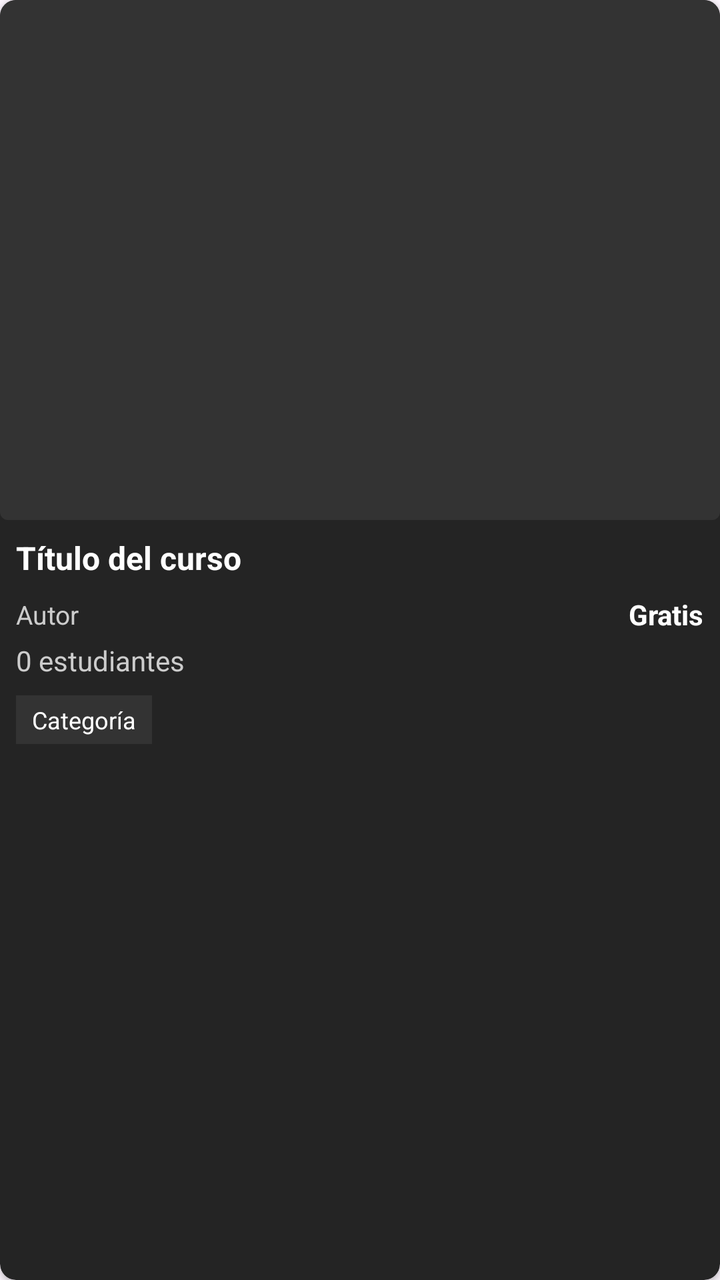
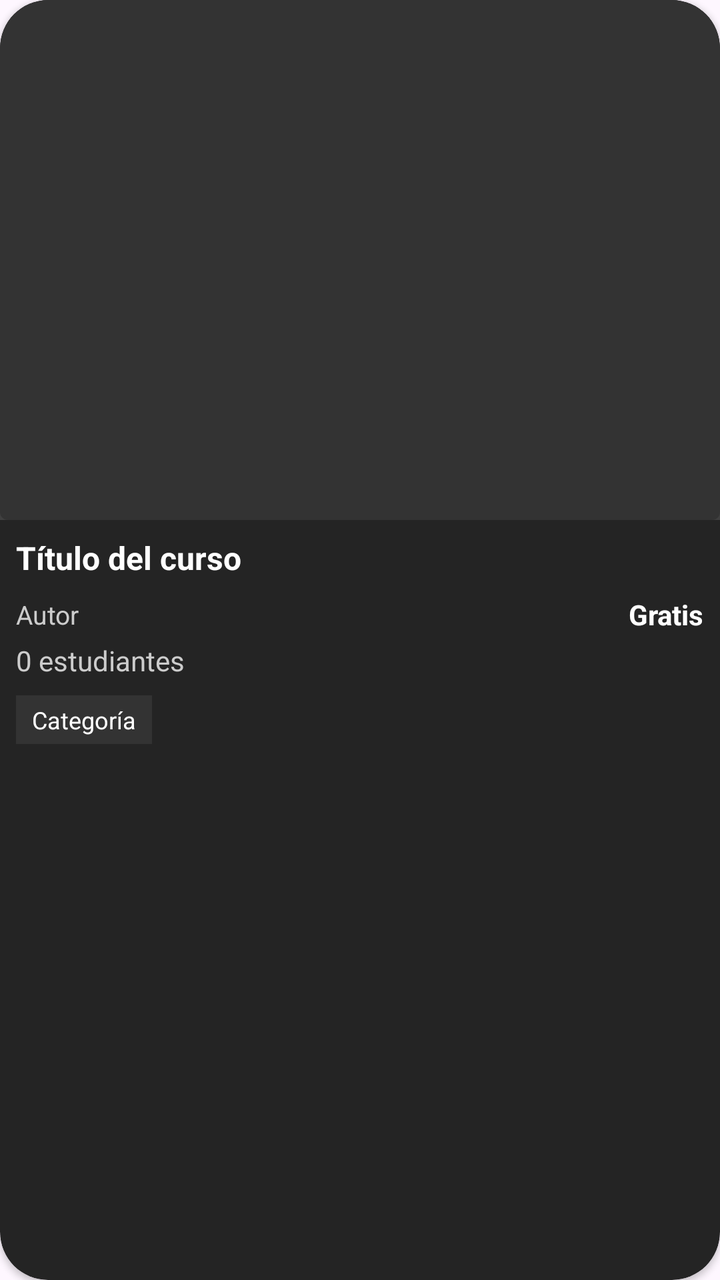

An Android layout rendered at two revisions. The XML below is the earlier revision; the diff shows what the commit changed to produce the second picture.
<!-- AndroidManifest.xml: application theme Theme.CourseV -->
<!-- res/layout/item_created_course.xml -->
<?xml version="1.0" encoding="utf-8"?>
<androidx.cardview.widget.CardView xmlns:android="http://schemas.android.com/apk/res/android"
    xmlns:app="http://schemas.android.com/apk/res-auto"
    android:layout_width="match_parent"
    android:layout_height="wrap_content"
    android:layout_marginBottom="16dp"
    app:cardBackgroundColor="#242424"
    app:cardCornerRadius="8dp">

    <LinearLayout
        android:layout_width="match_parent"
        android:layout_height="wrap_content"
        android:orientation="vertical">        
        <FrameLayout
            android:layout_width="match_parent"
            android:layout_height="260dp">

            
            <ImageView
                android:id="@+id/courseVideoThumbnail"
                android:layout_width="match_parent"
                android:layout_height="match_parent"
                android:scaleType="centerCrop"
                android:src="@drawable/placeholder_image"
                android:contentDescription="Miniatura del curso" />

            
            <VideoView
                android:id="@+id/courseVideoView"
                android:layout_width="match_parent"
                android:layout_height="match_parent"
                android:visibility="gone" />

            
            <LinearLayout
                android:id="@+id/courseMenuContainer"
                android:layout_width="wrap_content"
                android:layout_height="wrap_content"
                android:layout_gravity="top|end"
                android:layout_margin="6dp"
                android:orientation="horizontal"
                android:background="@drawable/menu_button_container_background"
                android:paddingStart="8dp"
                android:paddingTop="4dp"
                android:paddingEnd="8dp"
                android:paddingBottom="4dp"
                android:elevation="12dp"
                android:visibility="gone">

                <TextView
                    android:id="@+id/menuLabelText"
                    android:layout_width="wrap_content"
                    android:layout_height="wrap_content"
                    android:text="Opciones"
                    android:textColor="#FFFFFF"
                    android:textSize="12sp"
                    android:layout_gravity="center_vertical"
                    android:layout_marginEnd="4dp"
                    android:fontFamily="sans-serif-medium" />

                <ImageView
                    android:id="@+id/courseMenuButton"
                    android:layout_width="32dp"
                    android:layout_height="32dp"
                    android:background="@drawable/menu_button_background_ripple"
                    android:src="@drawable/ic_more_vert"
                    android:contentDescription="Opciones del curso"
                    android:padding="6dp"
                    android:scaleType="centerInside"
                    android:clickable="true"
                    android:focusable="true"
                    app:tint="#FFFFFF" />

            </LinearLayout>

            
            <View
                android:id="@+id/menuIndicator"
                android:layout_width="8dp"
                android:layout_height="8dp"
                android:layout_gravity="top|end"
                android:layout_marginTop="2dp"
                android:layout_marginEnd="2dp"
                android:background="@drawable/menu_indicator_glow"
                android:elevation="15dp"
                android:visibility="gone" />

        </FrameLayout>        
        <TextView
            android:id="@+id/courseTitleTextView"
            android:layout_width="match_parent"
            android:layout_height="wrap_content"
            android:layout_margin="8dp"
            android:text="Título del curso"
            android:textColor="#FFFFFF"
            android:textSize="16sp"
            android:textStyle="bold"
            android:maxLines="2"
            android:ellipsize="end" />

        
        <LinearLayout
            android:layout_width="match_parent"
            android:layout_height="wrap_content"
            android:orientation="horizontal"
            android:layout_marginStart="8dp"
            android:layout_marginEnd="8dp"
            android:layout_marginBottom="4dp"
            android:gravity="center_vertical">

            <TextView
                android:id="@+id/courseAuthorTextView"
                android:layout_width="0dp"
                android:layout_height="wrap_content"
                android:layout_weight="1"
                android:text="Autor"
                android:textColor="#CCCCCC"
                android:textSize="13sp" />

            <TextView
                android:id="@+id/coursePriceTextView"
                android:layout_width="wrap_content"
                android:layout_height="wrap_content"
                android:text="Gratis"
                android:textColor="#FFFFFF"
                android:textSize="14sp"
                android:textStyle="bold" />

        </LinearLayout>

        
        <TextView
            android:id="@+id/courseStudentsTextView"
            android:layout_width="wrap_content"
            android:layout_height="wrap_content"
            android:layout_marginStart="8dp"
            android:layout_marginBottom="8dp"
            android:text="0 estudiantes"
            android:textColor="#CCCCCC"
            android:textSize="14sp" />

        
        <LinearLayout
            android:layout_width="match_parent"
            android:layout_height="wrap_content"
            android:orientation="horizontal"
            android:layout_marginStart="8dp"
            android:layout_marginEnd="8dp"
            android:layout_marginBottom="8dp"
            android:gravity="center_vertical">

            
            <TextView
                android:id="@+id/courseCategoryTextView"
                android:layout_width="wrap_content"
                android:layout_height="wrap_content"
                android:background="#333333"
                android:paddingStart="8dp"
                android:paddingTop="4dp"
                android:paddingEnd="8dp"
                android:paddingBottom="4dp"
                android:text="Categoría"
                android:textColor="#FFFFFF"
                android:textSize="12sp" />

            
            <View
                android:layout_width="0dp"
                android:layout_height="1dp"
                android:layout_weight="1" />

            
            <ImageView
                android:id="@+id/courseOptionsMenuButton"
                android:layout_width="32dp"
                android:layout_height="32dp"
                android:src="@drawable/ic_more_vert"
                android:background="?android:attr/selectableItemBackgroundBorderless"
                android:contentDescription="Opciones del curso"
                android:padding="6dp"
                android:scaleType="centerInside"
                android:clickable="true"
                android:focusable="true"
                android:visibility="gone"
                app:tint="#FFFFFF" />

        </LinearLayout>
    </LinearLayout>
</androidx.cardview.widget.CardView>
<!-- resources referenced by this layout -->
<resources>
  <!-- drawable ic_more_vert (drawable) -->
  <vector xmlns:android="http://schemas.android.com/apk/res/android"
      android:width="24dp"
      android:height="24dp"
      android:viewportWidth="24"
      android:viewportHeight="24"
      android:tint="?attr/colorOnSurface">
      <path
          android:fillColor="@android:color/white"
          android:pathData="M12,8c1.1,0 2,-0.9 2,-2s-0.9,-2 -2,-2 -2,0.9 -2,2 0.9,2 2,2zM12,10c-1.1,0 -2,0.9 -2,2s0.9,2 2,2 2,-0.9 2,-2 -0.9,-2 -2,-2zM12,16c-1.1,0 -2,0.9 -2,2s0.9,2 2,2 2,-0.9 2,-2 -0.9,-2 -2,-2z"/>
  </vector>
  <!-- drawable menu_button_background_ripple (drawable) -->
  <?xml version="1.0" encoding="utf-8"?>
  <ripple xmlns:android="http://schemas.android.com/apk/res/android"
      android:color="#40FFFFFF">
      <item>
          <shape android:shape="oval">
              <solid android:color="#40000000" />
          </shape>
      </item>
  </ripple>
  <!-- drawable menu_button_container_background (drawable) -->
  <?xml version="1.0" encoding="utf-8"?>
  <shape xmlns:android="http://schemas.android.com/apk/res/android"
      android:shape="rectangle">
      <solid android:color="#80000000" />
      <corners android:radius="16dp" />
  </shape>
  <!-- drawable menu_indicator_glow (drawable) -->
  <?xml version="1.0" encoding="utf-8"?>
  <shape xmlns:android="http://schemas.android.com/apk/res/android"
      android:shape="oval">
      <solid android:color="#A259FF" />
  </shape>
  <!-- drawable placeholder_image (drawable) -->
  <?xml version="1.0" encoding="utf-8"?>
  <shape xmlns:android="http://schemas.android.com/apk/res/android"
      android:shape="rectangle">
      <solid android:color="#333333" />
      <corners android:radius="4dp" />
  </shape>
  <style name="Theme.CourseV" parent="Base.Theme.CourseV" />
  <style name="Base.Theme.CourseV" parent="Theme.Material3.DayNight.NoActionBar">
          
          
      </style>
</resources>

<!-- the commit's change to res/layout/item_created_course.xml (unified diff, before → after) -->
@@ -5,7 +5,7 @@
     android:layout_height="wrap_content"
     android:layout_marginBottom="16dp"
     app:cardBackgroundColor="#242424"
-    app:cardCornerRadius="8dp">
+    app:cardCornerRadius="24dp">
 
     <LinearLayout
         android:layout_width="match_parent"
@@ -13,7 +13,9 @@
         android:orientation="vertical">        
         <FrameLayout
             android:layout_width="match_parent"
-            android:layout_height="260dp">
+            android:layout_height="260dp"
+            android:background="@drawable/rounded_image_background"
+            android:clipToOutline="true">
 
             
             <ImageView
@@ -172,12 +174,12 @@
             
             <ImageView
                 android:id="@+id/courseOptionsMenuButton"
-                android:layout_width="32dp"
-                android:layout_height="32dp"
+                android:layout_width="28dp"
+                android:layout_height="28dp"
                 android:src="@drawable/ic_more_vert"
                 android:background="?android:attr/selectableItemBackgroundBorderless"
                 android:contentDescription="Opciones del curso"
-                android:padding="6dp"
+                android:padding="8dp"
                 android:scaleType="centerInside"
                 android:clickable="true"
                 android:focusable="true"
<!-- resource entries referenced after the edit -->
@@ -2,8 +2,8 @@
 <resources>
   <!-- drawable ic_more_vert (drawable) -->
   <vector xmlns:android="http://schemas.android.com/apk/res/android"
-      android:width="24dp"
-      android:height="24dp"
+      android:width="18dp"
+      android:height="18dp"
       android:viewportWidth="24"
       android:viewportHeight="24"
       android:tint="?attr/colorOnSurface">
@@ -41,7 +41,19 @@
       <solid android:color="#333333" />
       <corners android:radius="4dp" />
   </shape>
+  <!-- drawable rounded_image_background (drawable) -->
+  <?xml version="1.0" encoding="utf-8"?>
+  <shape xmlns:android="http://schemas.android.com/apk/res/android"
+      android:shape="rectangle">
+      <solid android:color="@color/dark_image_background" />
+      <corners 
+          android:topLeftRadius="24dp"
+          android:topRightRadius="24dp"
+          android:bottomLeftRadius="0dp"
+          android:bottomRightRadius="0dp" />
+  </shape>
   <style name="Theme.CourseV" parent="Base.Theme.CourseV" />
+  <color name="dark_image_background">#404040</color>
   <style name="Base.Theme.CourseV" parent="Theme.Material3.DayNight.NoActionBar">
           
           
